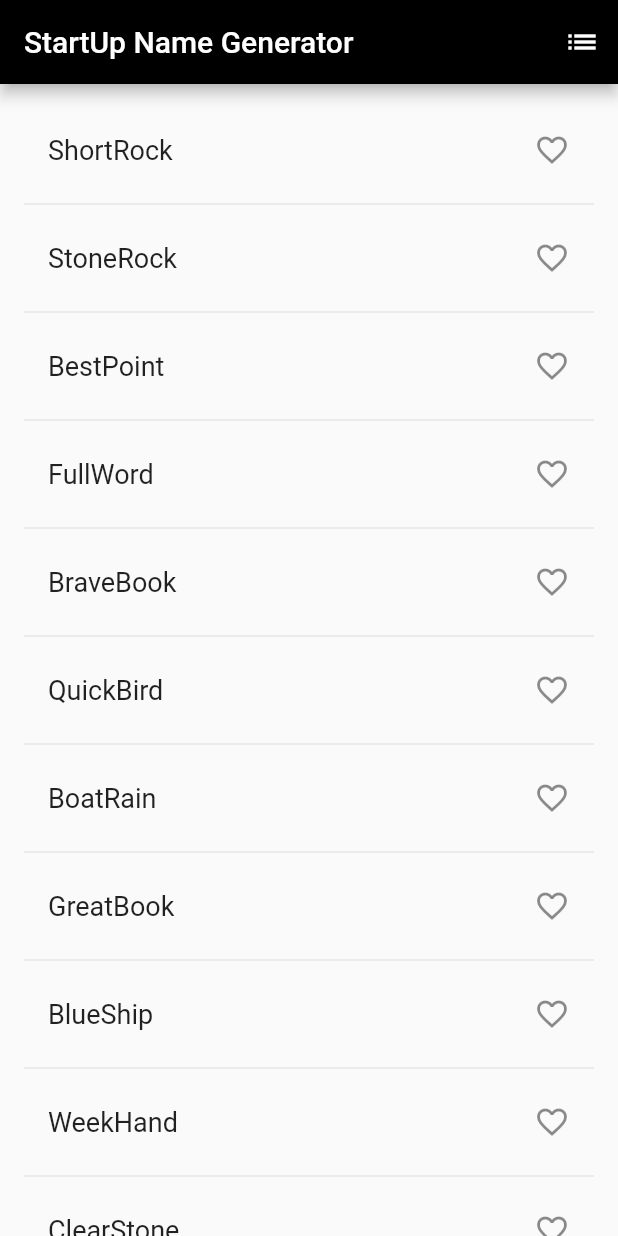
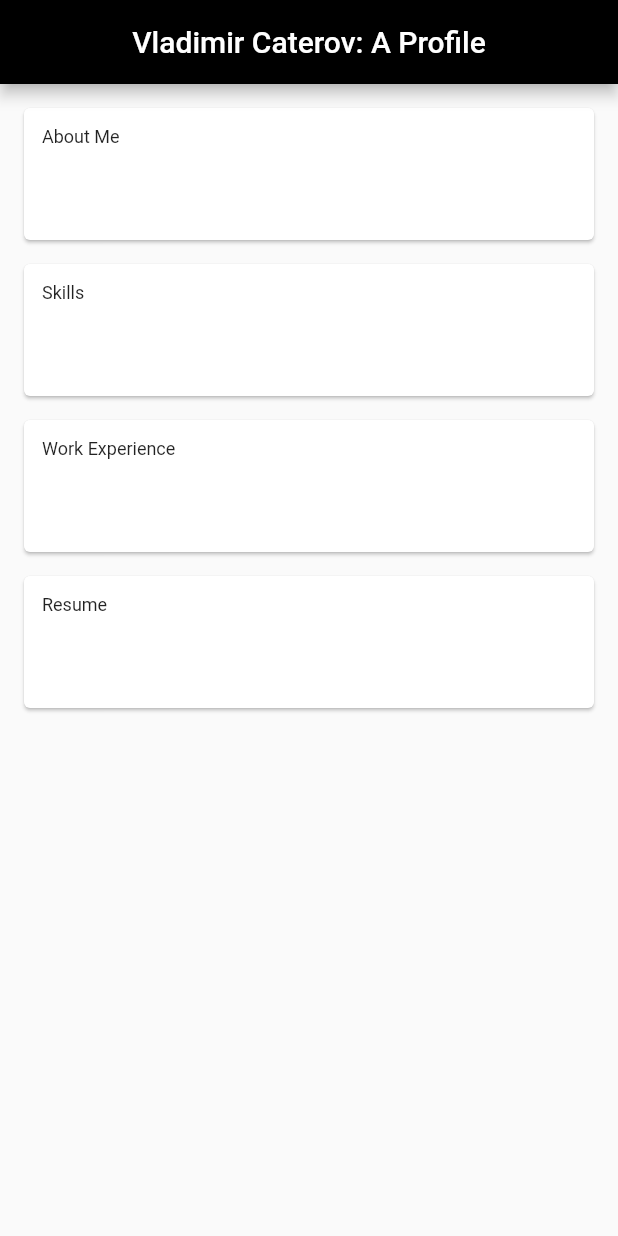
Before and after one commit to VladCaterov/flutter_profile_personal, a Flutter app: the screen it shows after launch, on a phone screen of 412 x 824 dp. Run offline on Flutter 3.47's test engine with Material 2 defaults, Android fonts, the phone set to English and light mode, and no system bars; Roboto replaces fonts that are missing (Arial).

Commit message:
Created Tiles For Topics

```diff
--- /dev/null
+++ b/lib/constants.dart
@@ -0,0 +1,4 @@
+
+import 'package:flutter/material.dart';
+
+final biggerFont = const TextStyle(fontSize: 12.0);
--- /dev/null
+++ b/lib/dashboard.dart
@@ -0,0 +1,40 @@
+import 'package:flutter/material.dart';
+import 'package:flutter_profile_personal/topic.dart';
+import 'constants.dart';
+
+import 'topic_card.dart';
+
+
+class Dashboard extends StatefulWidget {
+  const Dashboard({Key? key}) : super(key: key);
+
+  @override
+  _DashboardState createState() => _DashboardState();
+}
+
+class _DashboardState extends State<Dashboard> {
+
+  List<Topic> topics = [
+    Topic(text: "About Me"),
+    Topic(text: "Skills"),
+    Topic(text: "Work Experience"),
+    Topic(text: "Resume"),
+  ];
+
+  Widget _buildDashboard(){
+    return Column(
+      children: topics.map((topic) => TopicCard(
+          topic: topic)).toList()
+        );
+  }
+  @override
+  Widget build(BuildContext context) {
+    return Scaffold(
+      appBar: AppBar(
+        title: Text("Vladimir Caterov: A Profile"),
+        centerTitle: true,
+      ),
+      body: _buildDashboard(),
+    );
+  }
+}
--- a/lib/main.dart
+++ b/lib/main.dart
@@ -1,127 +1,135 @@
-import 'dart:math';
 
 import 'package:flutter/material.dart';
-import 'package:english_words/english_words.dart';
+import 'package:flutter_profile_personal/dashboard.dart';
+// import 'package:english_words/english_words.dart';
 
 void main() => runApp(MyApp());
 
 class MyApp extends StatelessWidget {
+  const MyApp({Key? key}) : super(key: key);
+
   @override
   Widget build(BuildContext context) {
     return MaterialApp(
-      title: 'Startup Name Generator',
+      title: 'Vladimir Caterov: A Profile',
       theme: ThemeData(
         primaryColor: Colors.black,
         fontFamily: "Arial",
       ),
-      home: RandomWords(),
+      home: Dashboard(),
     );
   }
 }
 
-class RandomWords extends StatefulWidget {
-  const RandomWords({Key? key}) : super(key: key);
 
-  @override
-  _RandomWordsState createState() => _RandomWordsState();
-}
 
-class _RandomWordsState extends State<RandomWords> {
-  final _suggestions = <WordPair>[];
-  final _biggerFont = const TextStyle(fontSize: 18.0);
-  final _saved = <WordPair>{};
 
-  Widget _buildRow(WordPair pair){
-    final alreadySaved = _saved.contains(pair);
-    return ListTile(
-      title: Text(
-        pair.asPascalCase,
-        style: _biggerFont,
-      ),
-      trailing: Icon(
-        alreadySaved ? Icons.favorite: Icons.favorite_border,
-        color: alreadySaved ? Colors.red : null,
-      ),
-      onTap: (){
-        setState(() {
-          if (alreadySaved){
-            _saved.remove(pair);
-          }
-          else {
-            _saved.add(pair);
-          }
-        });
-      },
-    );
-  }
-  Widget _buildSuggestions() {
-    return ListView.builder(
-      padding: const EdgeInsets.all(16.0),
-      itemBuilder:  /*1*/ (context, i) {
-        if (i.isOdd) return const Divider(); /*2*/
-        final index = i ~/ 2; /*3*/
-        if (index >= _suggestions.length) {
-          _suggestions.addAll(generateWordPairs().take(10)); /*4*/
-        }
-        return _buildRow(_suggestions[index]);
-      });
-  }
-  /*
-  /*1*/ The itemBuilder is called once per suggested word pairing,
-  and places each suggestion into a ListTile row. For even rows,
-  the function adds a ListTile row for the word pairing. For odd
-  rows, the function adds a Divider widget to visually separate the
-  entries. Note that the divider might be difficult to see on smaller
-  devices
-   */
 
-  /*
-  /*2*/ Add a one-pixel high divider widget before each row in the ListView
-  /*3*/ The expression i~/2 divides i by 2 and returns an integer result
-  For example: 1,2,3,4,5 becomes 0,1,1,2,2. This calculates the number
-  of actual word pairings in the ListView, minus the divider widgets
-  /*4*/ If you've reached the end of the available word pairings, then
-  generate 10 more and add them to the suggestions list
-  */
 
-  void _pushSaved() {
-    Navigator.of(context).push(
-      MaterialPageRoute<void>(
-        builder: (BuildContext context) {
-          final tiles = _saved.map(
-                (WordPair pair) {
-              return ListTile(
-                title: Text(
-                    pair.asPascalCase,
-                    style: _biggerFont
-                ),
-              );
-            },
-          );
-          final divided = tiles.isNotEmpty
-              ? ListTile.divideTiles(context: context, tiles: tiles).toList()
-              : <Widget>[];
-          return Scaffold(
-            appBar: AppBar(
-              title: Text("Saved Suggestions"),
-            ),
-            body: ListView(children: divided),
-          );
-        },
-      ),
-    );
-  }
-
-  @override
-  Widget build(BuildContext context) {
-    return Scaffold(
-      appBar: AppBar(
-        title: const Text('StartUp Name Generator'),
-        actions: [
-          IconButton(onPressed: _pushSaved, icon: Icon(Icons.list)),
-        ],
-      ),
-      body: _buildSuggestions(),
-    );
-  }
-}
+//
+// class RandomWords extends StatefulWidget {
+//   const RandomWords({Key? key}) : super(key: key);
+//
+//   @override
+//   _RandomWordsState createState() => _RandomWordsState();
+// }
+//
+// class _RandomWordsState extends State<RandomWords> {
+//   final _suggestions = <WordPair>[];
+//   final _biggerFont = const TextStyle(fontSize: 18.0);
+//   final _saved = <WordPair>{};
+//
+//   Widget _buildRow(WordPair pair){
+//     final alreadySaved = _saved.contains(pair);
+//     return ListTile(
+//       title: Text(
+//         pair.asPascalCase,
+//         style: _biggerFont,
+//       ),
+//       trailing: Icon(
+//         alreadySaved ? Icons.favorite: Icons.favorite_border,
+//         color: alreadySaved ? Colors.red : null,
+//       ),
+//       onTap: (){
+//         setState(() {
+//           if (alreadySaved){
+//             _saved.remove(pair);
+//           }
+//           else {
+//             _saved.add(pair);
+//           }
+//         });
+//       },
+//     );
+//   }
+//   Widget _buildSuggestions() {
+//     return ListView.builder(
+//       padding: const EdgeInsets.all(16.0),
+//       itemBuilder:  /*1*/ (context, i) {
+//         if (i.isOdd) return const Divider(); /*2*/
+//         final index = i ~/ 2; /*3*/
+//         if (index >= _suggestions.length) {
+//           _suggestions.addAll(generateWordPairs().take(10)); /*4*/
+//         }
+//         return _buildRow(_suggestions[index]);
+//       });
+//   }
+//   /*
+//   /*1*/ The itemBuilder is called once per suggested word pairing,
+//   and places each suggestion into a ListTile row. For even rows,
+//   the function adds a ListTile row for the word pairing. For odd
+//   rows, the function adds a Divider widget to visually separate the
+//   entries. Note that the divider might be difficult to see on smaller
+//   devices
+//    */
+//
+//   /*
+//   /*2*/ Add a one-pixel high divider widget before each row in the ListView
+//   /*3*/ The expression i~/2 divides i by 2 and returns an integer result
+//   For example: 1,2,3,4,5 becomes 0,1,1,2,2. This calculates the number
+//   of actual word pairings in the ListView, minus the divider widgets
+//   /*4*/ If you've reached the end of the available word pairings, then
+//   generate 10 more and add them to the suggestions list
+//   */
+//
+//   void _pushSaved() {
+//     Navigator.of(context).push(
+//       MaterialPageRoute<void>(
+//         builder: (BuildContext context) {
+//           final tiles = _saved.map(
+//                 (WordPair pair) {
+//               return ListTile(
+//                 title: Text(
+//                     pair.asPascalCase,
+//                     style: _biggerFont
+//                 ),
+//               );
+//             },
+//           );
+//           final divided = tiles.isNotEmpty
+//               ? ListTile.divideTiles(context: context, tiles: tiles).toList()
+//               : <Widget>[];
+//           return Scaffold(
+//             appBar: AppBar(
+//               title: Text("Saved Suggestions"),
+//             ),
+//             body: ListView(children: divided),
+//           );
+//         },
+//       ),
+//     );
+//   }
+//
+//   @override
+//   Widget build(BuildContext context) {
+//     return Scaffold(
+//       appBar: AppBar(
+//         title: const Text('Vladimir Caterov: A Profile'),
+//         actions: [
+//           IconButton(onPressed: _pushSaved, icon: Icon(Icons.list)),
+//         ],
+//       ),
+//       body: _buildSuggestions(),
+//     );
+//   }
+// }
--- /dev/null
+++ b/lib/topic.dart
@@ -0,0 +1,5 @@
+class Topic{
+  String text;
+
+  Topic({required this.text});
+}
--- /dev/null
+++ b/lib/topic_card.dart
@@ -0,0 +1,32 @@
+import 'package:flutter/material.dart';
+import 'package:flutter_profile_personal/constants.dart';
+import 'topic.dart';
+
+class TopicCard extends StatelessWidget {
+  // const TopicCard({Key? key}) : super(key: key);
+
+  final Topic topic;
+  TopicCard({required this.topic});
+
+  @override
+  Widget build(BuildContext context) {
+    return Card(
+      margin: EdgeInsets.fromLTRB(16, 16, 16, 0),
+      child: Padding(
+        padding: EdgeInsets.all(12.0),
+        child: Column(
+          crossAxisAlignment: CrossAxisAlignment.stretch,
+          children: <Widget>[
+            Text(
+              topic.text,
+              style: biggerFont
+              ),
+            SizedBox(
+              height: 50.0,
+            ),
+          ],
+        ),
+      ),
+    );
+  }
+}
```
Also changed, not shown: pubspec.lock, 3 other files.
